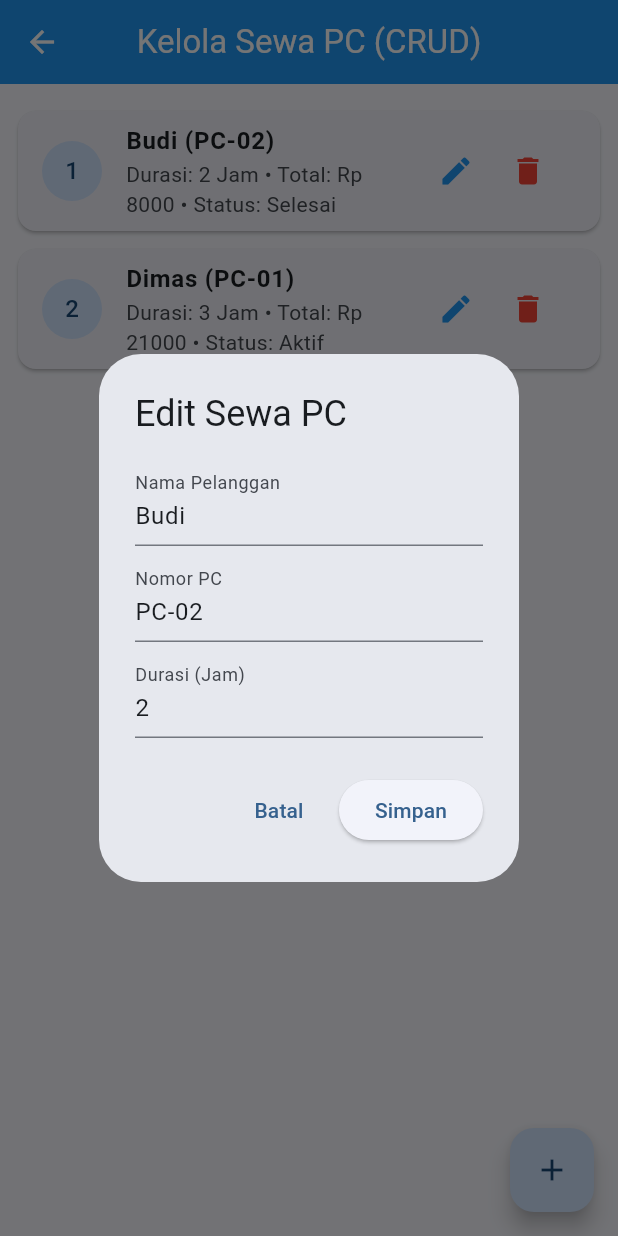
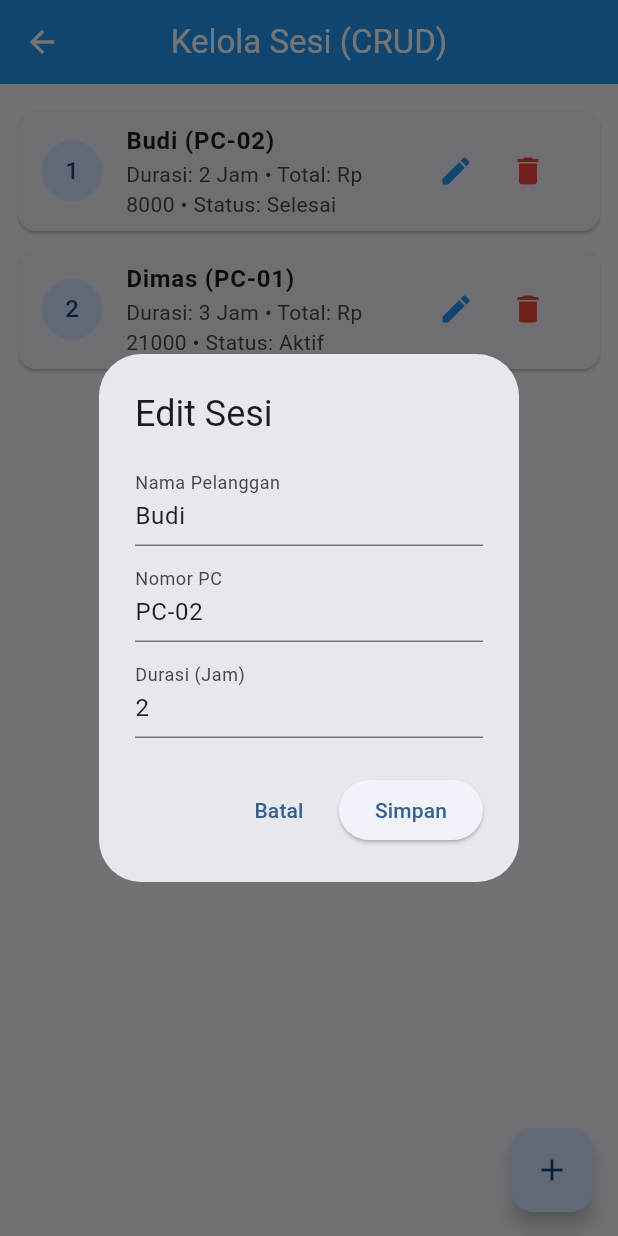
Before and after one commit to glacerous/simplecalc, a Flutter app: the WarnetCrudScreen screen opened directly, after a tap on the "edit" icon, on a phone screen of 412 x 824 dp. Run offline on Flutter 3.47's test engine with Material 3 defaults, Android fonts, the phone set to English and light mode, and no system bars; our stand-ins replace shared_preferences, sqflite, sqflite_common_ffi, sqflite_common_ffi_web; missing offline and left inert: dart:html, dart:ui_web; accounts and stored records are empty.

Commit message:
refactor: ganti istilah 'Sewa PC' menjadi 'Sesi' di warnet CRUD dan dashboard

```diff
--- a/lib/screens/dashboard_screen.dart
+++ b/lib/screens/dashboard_screen.dart
@@ -89,7 +89,7 @@ class DashboardScreen extends StatelessWidget {
                 // 3. CRUD Tema
                 _menuButton(
                   context: context,
-                  text: '3. Kelola Sewa PC (CRUD)',
+                  text: '3. Kelola Sesi (CRUD)',
                   icon: Icons.table_chart,
                   targetScreen: const WarnetCrudScreen(),
                 ),
--- a/lib/screens/warnet_crud_screen.dart
+++ b/lib/screens/warnet_crud_screen.dart
@@ -36,7 +36,7 @@ class _WarnetCrudScreenState extends State<WarnetCrudScreen> {
     showDialog(
       context: context,
       builder: (ctx) => AlertDialog(
-        title: Text(isEdit ? 'Edit Sewa PC' : 'Tambah Sewa PC'),
+        title: Text(isEdit ? 'Edit Sesi' : 'Tambah Sesi'),
         content: Column(
           mainAxisSize: MainAxisSize.min,
           children: [
@@ -109,7 +109,7 @@ class _WarnetCrudScreenState extends State<WarnetCrudScreen> {
   Widget build(BuildContext context) {
     return Scaffold(
       appBar: AppBar(
-        title: const Text('Kelola Sewa PC (CRUD)'),
+        title: const Text('Kelola Sesi (CRUD)'),
       ),
       floatingActionButton: FloatingActionButton(
         onPressed: () => _showForm(),
@@ -118,7 +118,7 @@ class _WarnetCrudScreenState extends State<WarnetCrudScreen> {
       body: _isLoading
           ? const Center(child: CircularProgressIndicator())
           : _rentals.isEmpty
-              ? const Center(child: Text('Belum ada data rental.'))
+              ? const Center(child: Text('Belum ada data sesi.'))
               : ListView.builder(
                   padding: const EdgeInsets.all(12),
                   itemCount: _rentals.length,
```
